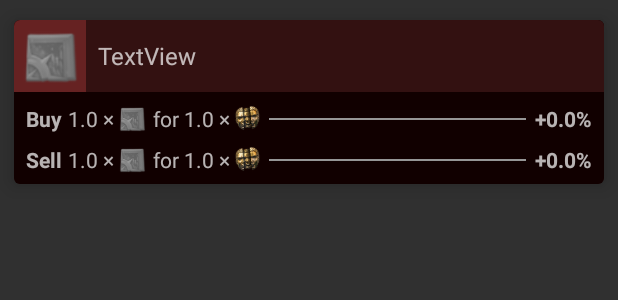
After one commit to achakilum/PoE-Trends, an Android app: the layout fragment_list_item.xml on its own in the app's theme, with its tools: preview values and no code run, on a phone screen of 412 x 824 dp. The commit adds this screen. Shown: the top 300 px of the screen. Run offline under Robolectric (Android 15) with nearby library versions, the phone set to English and light mode, and no system bars; network calls fail.

Commit message:
Fragment view holder example

```diff
--- a/app/src/main/java/com/bluelithalo/poetrends/poe_ninja/PoeNinjaAdapter.kt
+++ b/app/src/main/java/com/bluelithalo/poetrends/poe_ninja/PoeNinjaAdapter.kt
@@ -10,6 +10,7 @@ import com.bluelithalo.poetrends.model.Overview
 import com.bluelithalo.poetrends.model.currency.CurrencyOverview
 import com.bluelithalo.poetrends.model.item.ItemOverview
 import com.bluelithalo.poetrends.view.CurrencyViewHolder
+import com.bluelithalo.poetrends.view.FragmentViewHolder
 import com.bluelithalo.poetrends.view.ItemViewHolder
 
 class PoeNinjaAdapter : RecyclerView.Adapter<RecyclerView.ViewHolder>
@@ -53,7 +54,7 @@ class PoeNinjaAdapter : RecyclerView.Adapter<RecyclerView.ViewHolder>
         return when (overviewType)
         {
             Overview.Type.CURRENCY -> CurrencyViewHolder(inflater.inflate(R.layout.currency_list_item, viewGroup, false))
-            Overview.Type.FRAGMENT -> CurrencyViewHolder(inflater.inflate(R.layout.currency_list_item, viewGroup, false))
+            Overview.Type.FRAGMENT -> FragmentViewHolder(inflater.inflate(R.layout.fragment_list_item, viewGroup, false))
             Overview.Type.INCUBATOR -> ItemViewHolder(inflater.inflate(R.layout.item_list_item, viewGroup, false))
             Overview.Type.SCARAB -> ItemViewHolder(inflater.inflate(R.layout.item_list_item, viewGroup, false))
             Overview.Type.FOSSIL -> ItemViewHolder(inflater.inflate(R.layout.item_list_item, viewGroup, false))
@@ -83,7 +84,7 @@ class PoeNinjaAdapter : RecyclerView.Adapter<RecyclerView.ViewHolder>
         when (overviewType)
         {
             Overview.Type.CURRENCY -> (viewHolder as CurrencyViewHolder).configureViewHolder(overview, position)
-            Overview.Type.FRAGMENT -> (viewHolder as CurrencyViewHolder).configureViewHolder(overview, position)
+            Overview.Type.FRAGMENT -> (viewHolder as FragmentViewHolder).configureViewHolder(overview, position)
             Overview.Type.INCUBATOR -> (viewHolder as ItemViewHolder).configureViewHolder(overview, position)
             Overview.Type.SCARAB -> (viewHolder as ItemViewHolder).configureViewHolder(overview, position)
             Overview.Type.FOSSIL -> (viewHolder as ItemViewHolder).configureViewHolder(overview, position)
--- /dev/null
+++ b/app/src/main/res/layout/fragment_list_item.xml
@@ -0,0 +1,206 @@
+<?xml version="1.0" encoding="utf-8"?>
+<androidx.constraintlayout.widget.ConstraintLayout xmlns:android="http://schemas.android.com/apk/res/android"
+                                                   xmlns:app="http://schemas.android.com/apk/res-auto"
+                                                   xmlns:tools="http://schemas.android.com/tools"
+                                                   android:id="@+id/fragment_list_item_layout"
+                                                   android:layout_width="match_parent"
+                                                   android:layout_height="136dp">
+
+    <androidx.cardview.widget.CardView
+            android:id="@+id/fragment_list_item_card_view"
+            android:layout_width="match_parent"
+            android:layout_height="0dp"
+            android:elevation="8dp"
+            app:cardBackgroundColor="@color/colorPrimaryDark"
+            app:cardCornerRadius="4dp"
+            app:cardElevation="8dp"
+            app:cardUseCompatPadding="true"
+            app:layout_constraintBottom_toBottomOf="parent"
+            app:layout_constraintEnd_toEndOf="parent"
+            app:layout_constraintStart_toStartOf="parent"
+            app:layout_constraintTop_toTopOf="parent">
+
+        <androidx.constraintlayout.widget.ConstraintLayout
+                android:id="@+id/fragment_list_item_card_view_layout"
+                android:layout_width="match_parent"
+                android:layout_height="match_parent"
+                android:background="#110000"
+                app:layout_constraintBottom_toBottomOf="parent"
+                app:layout_constraintEnd_toEndOf="parent"
+                app:layout_constraintStart_toStartOf="parent"
+                app:layout_constraintTop_toTopOf="parent">
+
+            <ImageView
+                    android:id="@+id/fragment_icon_image_view"
+                    android:layout_width="0dp"
+                    android:layout_height="48dp"
+                    android:background="@color/colorPrimary"
+                    android:padding="4dp"
+                    android:scaleType="fitCenter"
+                    app:layout_constraintDimensionRatio="1:1"
+                    app:layout_constraintStart_toStartOf="parent"
+                    app:layout_constraintTop_toTopOf="parent"
+                    app:srcCompat="@drawable/fragment_load_placeholder" />
+
+            <TextView
+                    android:id="@+id/fragment_type_name_text_view"
+                    android:layout_width="0dp"
+                    android:layout_height="48dp"
+                    android:background="@color/colorPrimaryDark"
+                    android:gravity="center|start"
+                    android:padding="8dp"
+                    android:text="TextView"
+                    android:textSize="16dp"
+                    app:layout_constraintEnd_toEndOf="parent"
+                    app:layout_constraintHorizontal_bias="0.0"
+                    app:layout_constraintStart_toEndOf="@+id/fragment_icon_image_view"
+                    app:layout_constraintTop_toTopOf="parent" />
+
+            <TextView
+                    android:id="@+id/fragment_buy_prefix"
+                    android:layout_width="wrap_content"
+                    android:layout_height="wrap_content"
+                    android:layout_marginStart="8dp"
+                    android:layout_marginTop="8dp"
+                    android:text="Buy"
+                    android:textStyle="bold"
+                    app:layout_constraintStart_toStartOf="parent"
+                    app:layout_constraintTop_toBottomOf="@+id/fragment_type_name_text_view" />
+
+            <TextView
+                    android:id="@+id/fragment_buy_count_affix"
+                    android:layout_width="wrap_content"
+                    android:layout_height="wrap_content"
+                    android:layout_marginStart="4dp"
+                    android:layout_marginTop="8dp"
+                    android:text="1.0 ×"
+                    app:layout_constraintStart_toEndOf="@+id/fragment_buy_prefix"
+                    app:layout_constraintTop_toBottomOf="@+id/fragment_type_name_text_view" />
+
+            <ImageView
+                    android:id="@+id/fragment_buy_item_icon"
+                    android:layout_width="24dp"
+                    android:layout_height="0dp"
+                    app:layout_constraintBottom_toBottomOf="@+id/fragment_buy_count_affix"
+                    app:layout_constraintStart_toEndOf="@+id/fragment_buy_count_affix"
+                    app:layout_constraintTop_toTopOf="@+id/fragment_buy_count_affix"
+                    app:srcCompat="@drawable/fragment_load_placeholder" />
+
+            <TextView
+                    android:id="@+id/fragment_buy_cost_affix"
+                    android:layout_width="wrap_content"
+                    android:layout_height="wrap_content"
+                    android:layout_marginStart="2dp"
+                    android:layout_marginTop="8dp"
+                    android:text="for 1.0 ×"
+                    app:layout_constraintStart_toEndOf="@+id/fragment_buy_item_icon"
+                    app:layout_constraintTop_toBottomOf="@+id/fragment_type_name_text_view" />
+
+            <ImageView
+                    android:id="@+id/fragment_buy_cost_icon"
+                    android:layout_width="24dp"
+                    android:layout_height="0dp"
+                    app:layout_constraintBottom_toBottomOf="@+id/fragment_buy_cost_affix"
+                    app:layout_constraintStart_toEndOf="@+id/fragment_buy_cost_affix"
+                    app:layout_constraintTop_toTopOf="@+id/fragment_buy_cost_affix"
+                    app:srcCompat="@drawable/ic_chaos_orb" />
+
+            <TextView
+                    android:id="@+id/fragment_sell_prefix"
+                    android:layout_width="wrap_content"
+                    android:layout_height="wrap_content"
+                    android:layout_marginStart="8dp"
+                    android:layout_marginTop="8dp"
+                    android:text="Sell"
+                    android:textStyle="bold"
+                    app:layout_constraintStart_toStartOf="parent"
+                    app:layout_constraintTop_toBottomOf="@+id/fragment_buy_prefix" />
+
+            <TextView
+                    android:id="@+id/fragment_sell_count_affix"
+                    android:layout_width="wrap_content"
+                    android:layout_height="wrap_content"
+                    android:layout_marginStart="4dp"
+                    android:layout_marginTop="8dp"
+                    android:text="1.0 ×"
+                    app:layout_constraintStart_toEndOf="@+id/fragment_sell_prefix"
+                    app:layout_constraintTop_toBottomOf="@+id/fragment_buy_count_affix" />
+
+            <ImageView
+                    android:id="@+id/fragment_sell_item_icon"
+                    android:layout_width="24dp"
+                    android:layout_height="0dp"
+                    app:layout_constraintBottom_toBottomOf="@+id/fragment_sell_count_affix"
+                    app:layout_constraintStart_toEndOf="@+id/fragment_sell_count_affix"
+                    app:layout_constraintTop_toTopOf="@+id/fragment_sell_count_affix"
+                    app:srcCompat="@drawable/fragment_load_placeholder" />
+
+            <TextView
+                    android:id="@+id/fragment_sell_cost_affix"
+                    android:layout_width="wrap_content"
+                    android:layout_height="wrap_content"
+                    android:layout_marginStart="2dp"
+                    android:layout_marginTop="8dp"
+                    android:text="for 1.0 ×"
+                    app:layout_constraintStart_toEndOf="@+id/fragment_sell_item_icon"
+                    app:layout_constraintTop_toBottomOf="@+id/fragment_buy_cost_affix" />
+
+            <ImageView
+                    android:id="@+id/fragment_sell_cost_icon"
+                    android:layout_width="24dp"
+                    android:layout_height="0dp"
+                    app:layout_constraintBottom_toBottomOf="@+id/fragment_sell_cost_affix"
+                    app:layout_constraintStart_toEndOf="@+id/fragment_sell_cost_affix"
+                    app:layout_constraintTop_toTopOf="@+id/fragment_sell_cost_affix"
+                    app:srcCompat="@drawable/ic_chaos_orb" />
+
+            <TextView
+                    android:id="@+id/fragment_buy_value_change"
+                    android:layout_width="wrap_content"
+                    android:layout_height="wrap_content"
+                    android:layout_marginTop="8dp"
+                    android:layout_marginEnd="8dp"
+                    android:text="+0.0%"
+                    android:textStyle="bold"
+                    app:layout_constraintEnd_toEndOf="parent"
+                    app:layout_constraintTop_toBottomOf="@+id/fragment_type_name_text_view" />
+
+            <TextView
+                    android:id="@+id/fragment_sell_value_change"
+                    android:layout_width="wrap_content"
+                    android:layout_height="wrap_content"
+                    android:layout_marginTop="8dp"
+                    android:layout_marginEnd="8dp"
+                    android:text="+0.0%"
+                    android:textStyle="bold"
+                    app:layout_constraintEnd_toEndOf="parent"
+                    app:layout_constraintTop_toBottomOf="@+id/fragment_buy_value_change" />
+
+            <View
+                    android:id="@+id/fragment_buy_line_guide"
+                    android:layout_width="0dp"
+                    android:layout_height="1dp"
+                    android:layout_marginStart="2dp"
+                    android:layout_marginEnd="6dp"
+                    android:background="#969696"
+                    app:layout_constraintBottom_toBottomOf="@+id/fragment_buy_value_change"
+                    app:layout_constraintEnd_toStartOf="@+id/fragment_buy_value_change"
+                    app:layout_constraintStart_toEndOf="@+id/fragment_buy_cost_icon"
+                    app:layout_constraintTop_toTopOf="@+id/fragment_buy_value_change" />
+
+            <View
+                    android:id="@+id/fragment_sell_line_guide"
+                    android:layout_width="0dp"
+                    android:layout_height="1dp"
+                    android:layout_marginStart="2dp"
+                    android:layout_marginEnd="6dp"
+                    android:background="#969696"
+                    app:layout_constraintBottom_toBottomOf="@+id/fragment_sell_value_change"
+                    app:layout_constraintEnd_toStartOf="@+id/fragment_sell_value_change"
+                    app:layout_constraintHorizontal_bias="0.0"
+                    app:layout_constraintStart_toEndOf="@+id/fragment_sell_cost_icon"
+                    app:layout_constraintTop_toTopOf="@+id/fragment_sell_value_change" />
+
+        </androidx.constraintlayout.widget.ConstraintLayout>
+    </androidx.cardview.widget.CardView>
+</androidx.constraintlayout.widget.ConstraintLayout>
```
Also changed, not shown: app/src/main/java/com/bluelithalo/poetrends/view/CurrencyViewHolder.kt (+56 -32 lines), app/src/main/java/com/bluelithalo/poetrends/view/FragmentViewHolder.kt (added, +138 -0 lines), app/src/main/res/layout/currency_list_item.xml (+4 -4 lines), app/src/main/res/drawable/fragment_load_error.png (added), app/src/main/res/drawable/fragment_load_placeholder.png (added).
